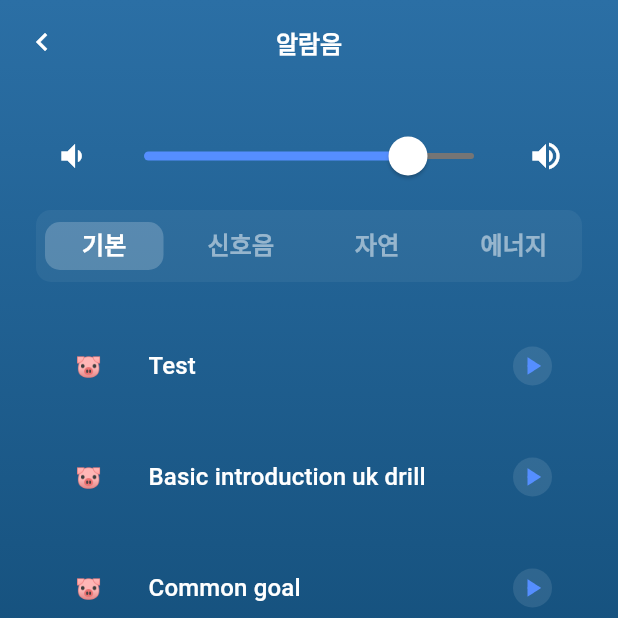
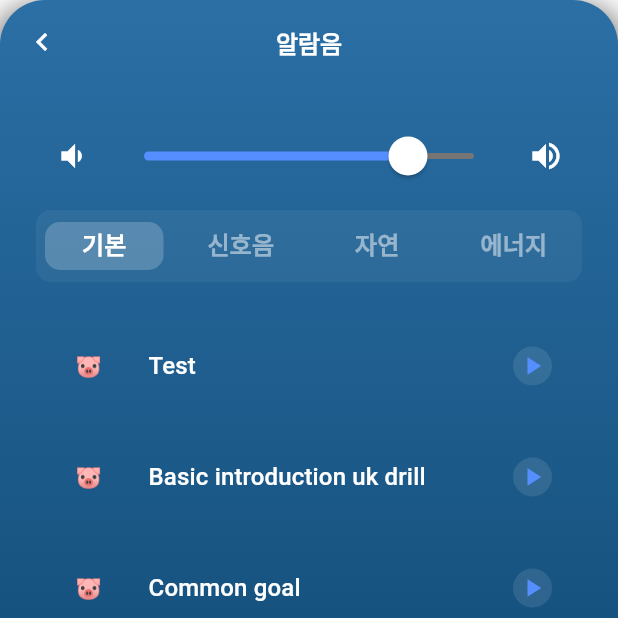
Before and after one commit to elian118/alarmi, a Flutter app: the BellSettingsDialog screen opened directly with empty values, on a phone screen of 412 x 824 dp, the top half of it. Run offline on Flutter 3.47's test engine with Material 3 defaults, Android fonts, the phone set to English and light mode, and no system bars; our stand-ins replace animated_text_kit, awesome_notifications, flutter_animate, flutter_riverpod, flutter_svg, fluttertoast and 7 more; missing offline and left inert: shake; accounts and stored records are empty; Roboto replaces fonts that are missing (Pretendard); statements that could not run were skipped; project files that could hold a hidden picture were left out.

Commit message:
알람음 / 진동 > 그림자 효과 적용

```diff
--- a/lib/features/alarm/screens/create_alarm_screen.dart
+++ b/lib/features/alarm/screens/create_alarm_screen.dart
@@ -19,7 +19,9 @@ class CreateAlarmScreen extends StatelessWidget {
   Widget build(BuildContext context) {
     bool isEvening = 'good_evening' == getHourCategory();
 
-    return ClipRRect(
+    return
+    // 기획 변경 시 적용
+    ClipRRect(
       borderRadius: BorderRadius.only(
         topLeft: Radius.circular(20),
         topRight: Radius.circular(20),
--- a/lib/features/alarm/widgets/bell_settings_dialog.dart
+++ b/lib/features/alarm/widgets/bell_settings_dialog.dart
@@ -62,6 +62,19 @@ class _BellSettingsDialogState extends State<BellSettingsDialog> {
               Color(0xFF02365a),
             ],
           ),
+          // 일부 기기는 모서리가 각 져 있어 적용 시 보기 흉할 수 있음
+          borderRadius: const BorderRadius.only(
+            topLeft: Radius.circular(30),
+            topRight: Radius.circular(30),
+          ),
+          boxShadow: [
+            BoxShadow(
+              color: Colors.black.withOpacity(0.5), // 그림자 색상 및 투명도
+              spreadRadius: 5, // 그림자가 얼마나 퍼질지 (음수이면 안쪽으로 들어감)
+              blurRadius: 15, // 그림자 블러 강도
+              offset: const Offset(0, 8), // 그림자 위치 (X, Y)
+            ),
+          ],
         ),
         child: Scaffold(
           backgroundColor: Colors.transparent,
```
Also changed, not shown: lib/features/alarm/widgets/vibrate_settings_dialog.dart (+13 -0 lines).
